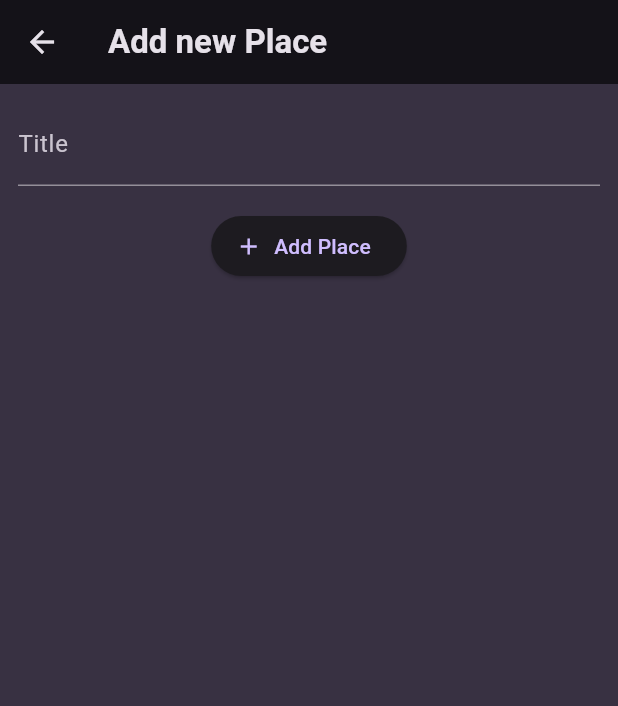
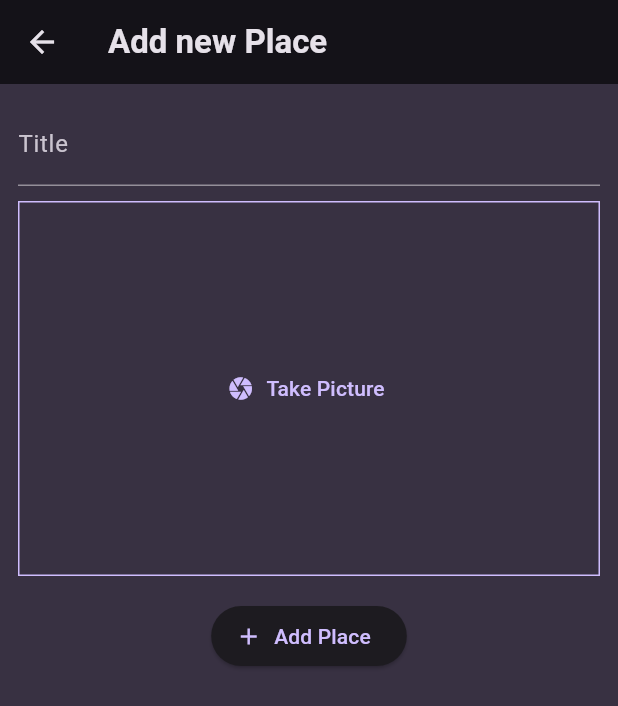
Before and after one commit to kamera846/flutter_favorite_places, a Flutter app: the AddPlaceScreen screen opened directly, on a phone screen of 412 x 824 dp. Shown: the top 706 px of the screen. Run offline on Flutter 3.47's test engine with Material 3 defaults, Android fonts, the phone set to English and light mode, and no system bars; our stand-ins replace flutter_riverpod, google_fonts.

Commit message:
Adding a "Pick an Image" Input

```diff
--- a/lib/screens/add_place.dart
+++ b/lib/screens/add_place.dart
@@ -1,5 +1,6 @@
 import 'package:flutter/material.dart';
 import 'package:flutter_favorite_places/providers/user_places.dart';
+import 'package:flutter_favorite_places/widgets/image_input.dart';
 import 'package:flutter_riverpod/flutter_riverpod.dart';
 
 class AddPlaceScreen extends ConsumerStatefulWidget {
@@ -46,6 +47,10 @@ class _AddPlaceScreenState extends ConsumerState<AddPlaceScreen> {
               style: TextStyle(color: Theme.of(context).colorScheme.onSurface),
             ),
             const SizedBox(
+              height: 10,
+            ),
+            const ImageInput(),
+            const SizedBox(
               height: 16,
             ),
             ElevatedButton.icon(
--- /dev/null
+++ b/lib/widgets/image_input.dart
@@ -0,0 +1,36 @@
+import 'package:flutter/material.dart';
+
+class ImageInput extends StatefulWidget {
+  const ImageInput({super.key});
+
+  @override
+  State<ImageInput> createState() => _ImageInputState();
+}
+
+class _ImageInputState extends State<ImageInput> {
+  void _takePicture() {
+    // Take a picture
+  }
+
+  @override
+  Widget build(BuildContext context) {
+    return Container(
+      decoration: BoxDecoration(
+        border: Border.all(
+          width: 1,
+          color: Theme.of(context).colorScheme.primary,
+        ),
+      ),
+      height: 250,
+      alignment: Alignment.center,
+      width: double.infinity,
+      child: TextButton.icon(
+        onPressed: _takePicture,
+        icon: const Icon(Icons.camera),
+        label: const Text(
+          'Take Picture',
+        ),
+      ),
+    );
+  }
+}
```
